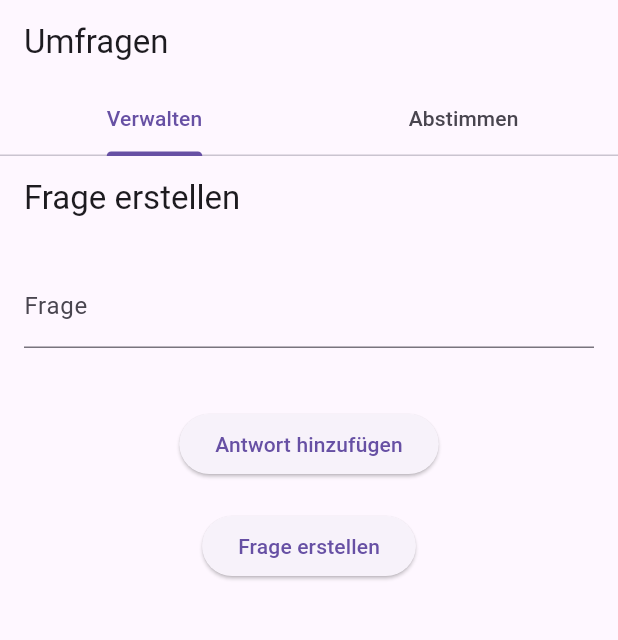
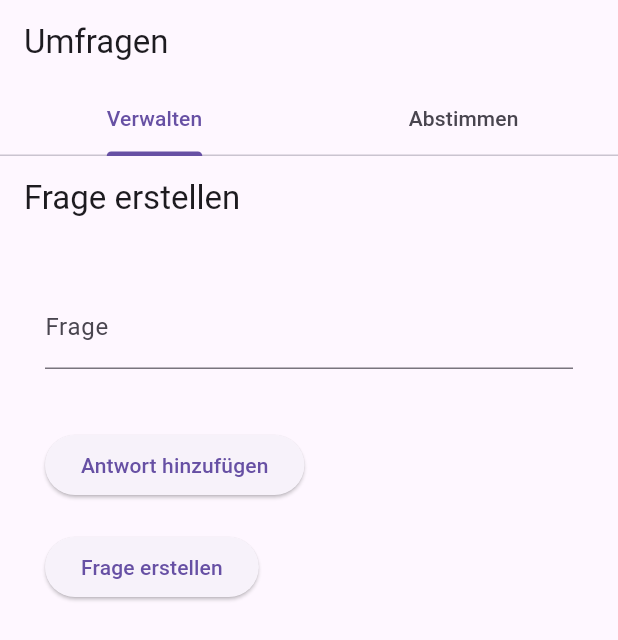
Before and after one commit to gtcbw/boFlutterFrontend, a Flutter app: the screen it shows after launch, on a phone screen of 412 x 824 dp. Shown: the top 640 px of the screen. Run offline on Flutter 3.47's test engine with Material 3 defaults, Android fonts, the phone set to English and light mode, and no system bars.

Commit message:
align left

```diff
--- a/lib/widgets/create_survey_widget.dart
+++ b/lib/widgets/create_survey_widget.dart
@@ -59,10 +59,11 @@ class _CreateSurveyWidgetState extends State<CreateSurveyWidget> {
         title: const Text('Frage erstellen'),
       ),
       body: Padding(
-        padding: const EdgeInsets.all(16.0),
+        padding: const EdgeInsets.all(30.0),
         child: Form(
           key: _formKey,
           child: Column(
+            crossAxisAlignment: CrossAxisAlignment.start,
             children: [
               TextFormField(
                 controller: _questionController,
```
